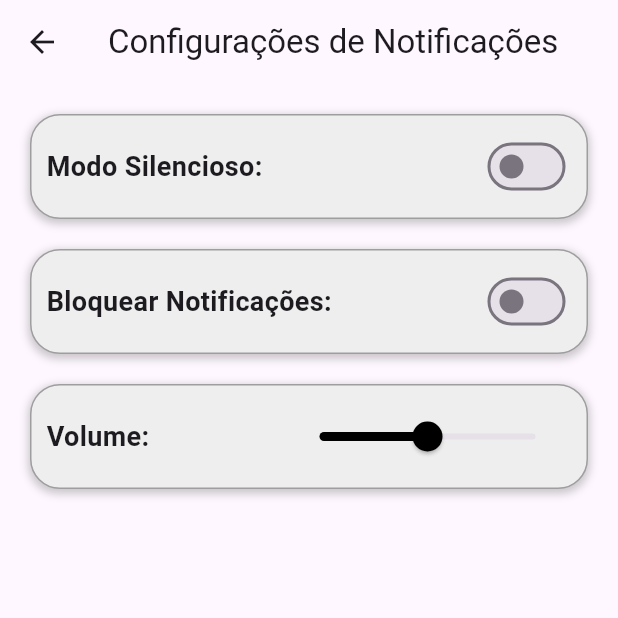
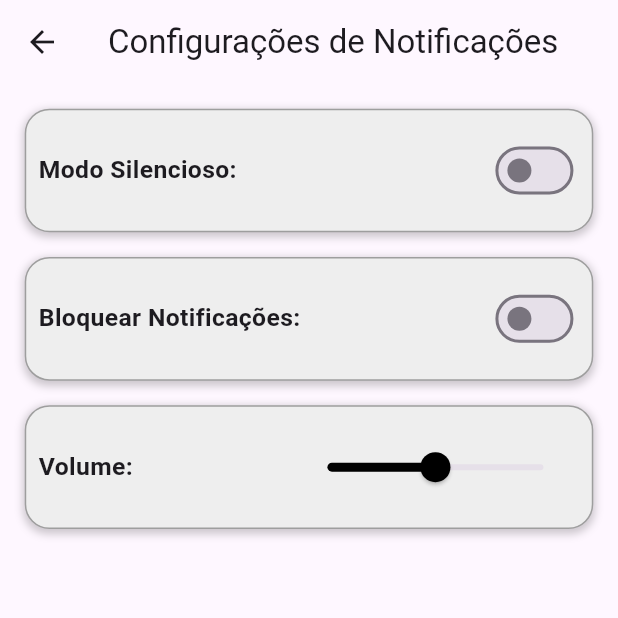
Before and after one commit to leoduarte2005/APP-CAA, a Flutter app: the screen it shows after launch, after a tap on "Notificações", on a phone screen of 412 x 824 dp, the top half of it. Run offline on Flutter 3.47's test engine with Material 3 defaults, Android fonts, the phone set to English and light mode, and no system bars.

Commit message:
criação das telas dentro de settings

```diff
--- /dev/null
+++ b/flutter_application_1/lib/settings/classSettings.dart
@@ -0,0 +1,130 @@
+import 'package:flutter/material.dart';
+
+class SizeConfig {
+  static late MediaQueryData _mediaQueryData;
+  static late double screenWidth;
+  static late double screenHeight;
+  static late double blockSizeHorizontal;
+  static late double blockSizeVertical;
+
+  static late double _safeAreaHorizontal;
+  static late double _safeAreaVertical;
+  static late double safeBlockHorizontal;
+  static late double safeBlockVertical;
+
+  static late double horizontalSpacing; // Espaçamento horizontal entre contêineres
+  static late double containerWidth; // Largura do contêiner
+  static late double containerHeight; // Altura do contêiner
+
+  static void init(BuildContext context, {double horizontalSpacing = 2, double containerWidth = 80, double containerHeight = 10}) {
+    _mediaQueryData = MediaQuery.of(context);
+    screenWidth = _mediaQueryData.size.width;
+    screenHeight = _mediaQueryData.size.height;
+    blockSizeHorizontal = screenWidth / 100;
+    blockSizeVertical = screenHeight / 100;
+
+    _safeAreaHorizontal =
+        _mediaQueryData.padding.left + _mediaQueryData.padding.right;
+    _safeAreaVertical =
+        _mediaQueryData.padding.top + _mediaQueryData.padding.bottom;
+    safeBlockHorizontal = (screenWidth - _safeAreaHorizontal) / 100;
+    safeBlockVertical = (screenHeight - _safeAreaVertical) / 100;
+
+    SizeConfig.horizontalSpacing = horizontalSpacing;
+    SizeConfig.containerWidth = containerWidth;
+    SizeConfig.containerHeight = containerHeight;
+  }
+
+  static double getPercentageWidth(double percentage) {
+    return screenWidth * (percentage / 100);
+  }
+
+  static double getPercentageHeight(double percentage) {
+    return screenHeight * (percentage / 100);
+  }
+
+  static double getPercentageFontSize(double percentage) {
+    return screenWidth * (percentage / 100);
+  }
+
+  static double getHorizontalSpacing() {
+    return horizontalSpacing;
+  }
+
+  static double getContainerWidth() {
+    return containerWidth;
+  }
+
+  static double getContainerHeight() {
+    return containerHeight;
+  }
+}
+
+
+//classe para tela settingsmain
+class CustomButton extends StatelessWidget {
+  final IconData icon;
+  final String label;
+  final VoidCallback onPressed;
+
+  const CustomButton({
+    Key? key,
+    required this.icon,
+    required this.label,
+    required this.onPressed,
+  }) : super(key: key);
+
+  @override
+  Widget build(BuildContext context) {
+    return Container(
+      decoration: BoxDecoration(
+        color: Colors.white,
+        borderRadius: BorderRadius.circular(20),
+        border: Border.all(
+          color: Colors.grey,
+          width: 1,
+        ),
+        boxShadow: [
+          BoxShadow(
+            color: Colors.black.withOpacity(0.2),
+            spreadRadius: 1,
+            blurRadius: 4,
+            offset: Offset(0, 2),
+          ),
+        ],
+      ),
+      child: ElevatedButton(
+        onPressed: onPressed,
+        style: ElevatedButton.styleFrom(
+          backgroundColor: Colors.grey[200],
+          padding: EdgeInsets.zero,
+          shape: RoundedRectangleBorder(
+            borderRadius: BorderRadius.circular(20),
+          ),
+        ),
+        child: Container(
+          margin: EdgeInsets.only(left: MediaQuery.of(context).size.width * 0.04),
+          height: MediaQuery.of(context).size.height * 0.125,
+          alignment: Alignment.center,
+          child: Row(
+            // Layout horizontal para ícone e texto
+            mainAxisSize: MainAxisSize.max,
+            children: <Widget>[
+              Icon(
+                icon,
+                color: Colors.black,
+              ), // Ícone
+              SizedBox(
+                width: MediaQuery.of(context).size.width * 0.1,
+              ),
+              Text(
+                label,
+                style: TextStyle(color: Colors.black, fontSize: 16),
+              ),
+            ],
+          ),
+        ),
+      ),
+    );
+  }
+}
--- a/flutter_application_1/lib/settings/notSettings.dart
+++ b/flutter_application_1/lib/settings/notSettings.dart
@@ -1,4 +1,5 @@
 import 'package:flutter/material.dart';
+import 'package:flutter_application_1/settings/classSettings.dart';
 
 class NotificationSettings extends StatefulWidget {
   @override
@@ -12,20 +13,22 @@ class _NotificationSettingsState extends State<NotificationSettings> {
 
   @override
   Widget build(BuildContext context) {
+    SizeConfig.init(context);
+
     return Scaffold(
       appBar: AppBar(
         title: Text('Configurações de Notificações'),
       ),
       body: Padding(
-        padding: const EdgeInsets.all(20.0),
+        padding: EdgeInsets.all(SizeConfig.getPercentageWidth(4)),
         child: Column(
           crossAxisAlignment: CrossAxisAlignment.start,
           children: [
             Container(
-              width: double.infinity,
+              height: SizeConfig.getPercentageHeight(10),
               decoration: BoxDecoration(
                 color: Colors.grey[200],
-                borderRadius: BorderRadius.circular(20),
+                borderRadius: BorderRadius.circular(SizeConfig.getPercentageWidth(4)),
                 border: Border.all(
                   color: Colors.grey,
                   width: 1,
@@ -40,14 +43,16 @@ class _NotificationSettingsState extends State<NotificationSettings> {
                 ],
               ),
               child: Padding(
-                padding: const EdgeInsets.all(10.0),
+                padding: EdgeInsets.all(SizeConfig.getPercentageWidth(2)),
                 child: Row(
                   mainAxisAlignment: MainAxisAlignment.spaceBetween,
                   children: [
                     Text(
                       'Modo Silencioso:',
-                      style:
-                          TextStyle(fontSize: 18, fontWeight: FontWeight.bold),
+                      style: TextStyle(
+                        fontSize: SizeConfig.getPercentageFontSize(4),
+                        fontWeight: FontWeight.bold,
+                      ),
                     ),
                     Switch(
                       value: _silentMode,
@@ -62,11 +67,12 @@ class _NotificationSettingsState extends State<NotificationSettings> {
                 ),
               ),
             ),
-            SizedBox(height: 20),
+            SizedBox(height: SizeConfig.getPercentageHeight(2)),
             Container(
+              height: SizeConfig.getPercentageHeight(10),
               decoration: BoxDecoration(
                 color: Colors.grey[200],
-                borderRadius: BorderRadius.circular(20),
+                borderRadius: BorderRadius.circular(SizeConfig.getPercentageWidth(4)),
                 border: Border.all(
                   color: Colors.grey,
                   width: 1,
@@ -81,14 +87,16 @@ class _NotificationSettingsState extends State<NotificationSettings> {
                 ],
               ),
               child: Padding(
-                padding: const EdgeInsets.all(10.0),
+                padding: EdgeInsets.all(SizeConfig.getPercentageWidth(2)),
                 child: Row(
                   mainAxisAlignment: MainAxisAlignment.spaceBetween,
                   children: [
                     Text(
                       'Bloquear Notificações:',
-                      style:
-                          TextStyle(fontSize: 18, fontWeight: FontWeight.bold),
+                      style: TextStyle(
+                        fontSize: SizeConfig.getPercentageFontSize(4),
+                        fontWeight: FontWeight.bold,
+                      ),
                     ),
                     Switch(
                       value: _blockNotifications,
@@ -103,11 +111,12 @@ class _NotificationSettingsState extends State<NotificationSettings> {
                 ),
               ),
             ),
-            SizedBox(height: 20),
+            SizedBox(height: SizeConfig.getPercentageHeight(2)),
             Container(
+              height: SizeConfig.getPercentageHeight(10),
               decoration: BoxDecoration(
                 color: Colors.grey[200],
-                borderRadius: BorderRadius.circular(20),
+                borderRadius: BorderRadius.circular(SizeConfig.getPercentageWidth(4)),
                 border: Border.all(
                   color: Colors.grey,
                   width: 1,
@@ -122,14 +131,16 @@ class _NotificationSettingsState extends State<NotificationSettings> {
                 ],
               ),
               child: Padding(
-                padding: const EdgeInsets.all(10.0),
+                padding: EdgeInsets.all(SizeConfig.getPercentageWidth(2)),
                 child: Row(
                   mainAxisAlignment: MainAxisAlignment.spaceBetween,
                   children: [
                     Text(
                       'Volume:',
-                      style:
-                          TextStyle(fontSize: 18, fontWeight: FontWeight.bold),
+                      style: TextStyle(
+                        fontSize: SizeConfig.getPercentageFontSize(4),
+                        fontWeight: FontWeight.bold,
+                      ),
                     ),
                     Slider(
                       value: _volume,
@@ -146,7 +157,6 @@ class _NotificationSettingsState extends State<NotificationSettings> {
                 ),
               ),
             ),
-            SizedBox(height: 20),
           ],
         ),
       ),
--- a/flutter_application_1/lib/settings/settingsMain.dart
+++ b/flutter_application_1/lib/settings/settingsMain.dart
@@ -4,6 +4,7 @@ import 'package:flutter_application_1/settings/fontSettings.dart';
 import 'package:flutter_application_1/settings/languegeSettings.dart';
 import 'package:flutter_application_1/settings/notSettings.dart';
 import 'package:flutter_application_1/settings/secSettings.dart';
+import 'package:flutter_application_1/settings/classSettings.dart';
 
 class Config extends StatelessWidget {
   @override
@@ -251,69 +252,3 @@ class SettingsScreen extends StatelessWidget {
     );
   }
 }
-
-class CustomButton extends StatelessWidget {
-  final IconData icon;
-  final String label;
-  final VoidCallback onPressed;
-
-  const CustomButton({
-    Key? key,
-    required this.icon,
-    required this.label,
-    required this.onPressed,
-  }) : super(key: key);
-
-  @override
-  Widget build(BuildContext context) {
-    return Container(
-      decoration: BoxDecoration(
-        color: Colors.white,
-        borderRadius: BorderRadius.circular(20),
-        border: Border.all(
-          color: Colors.grey,
-          width: 1,
-        ),
-        boxShadow: [
-          BoxShadow(
-            color: Colors.black.withOpacity(0.2),
-            spreadRadius: 1,
-            blurRadius: 4,
-            offset: Offset(0, 2),
-          ),
-        ],
-      ),
-      child: ElevatedButton(
-        onPressed: onPressed,
-        style: ElevatedButton.styleFrom(
-          backgroundColor: Color(0xffeae4e4),
-          padding: EdgeInsets.zero,
-          shape: RoundedRectangleBorder(
-            borderRadius: BorderRadius.circular(20),
-          ),
-        ),
-        child: Container(
-          height: MediaQuery.of(context).size.height * 0.125,
-          alignment: Alignment.center,
-          child: Row(
-            // Layout horizontal para ícone e texto
-            mainAxisSize: MainAxisSize.max,
-            children: <Widget>[
-              Icon(
-                icon,
-                color: Colors.black,
-              ), // Ícone
-              SizedBox(
-                width: MediaQuery.of(context).size.width * 0.1,
-              ),
-              Text(
-                label,
-                style: TextStyle(color: Colors.black, fontSize: 16),
-              ),
-            ],
-          ),
-        ),
-      ),
-    );
-  }
-}
```
Also changed, not shown: flutter_application_1/lib/settings/darkmodeSettings.dart (+15 -6 lines), flutter_application_1/lib/settings/fontSettings.dart (+20 -14 lines), flutter_application_1/lib/settings/languegeSettings.dart (+23 -12 lines), flutter_application_1/lib/settings/secSettings.dart (+26 -73 lines).
